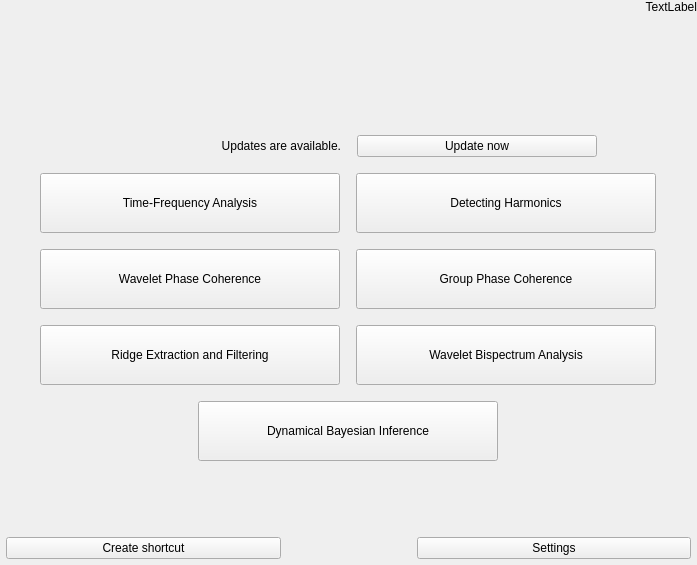
Above: res/layout/window_launcher.ui from luphysics/PyMODA before the change. Below: the same form after it.
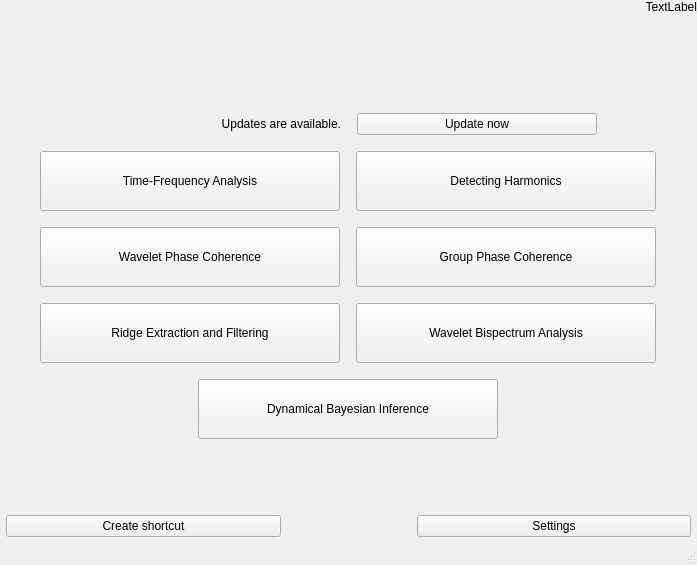
That is the form after the change.

Patch:
```diff
--- a/res/layout/window_launcher.ui
+++ b/res/layout/window_launcher.ui
@@ -373,6 +373,7 @@
     </item>
    </layout>
   </widget>
+  <widget class="QStatusBar" name="statusbar"/>
  </widget>
  <resources/>
  <connections/>
```
